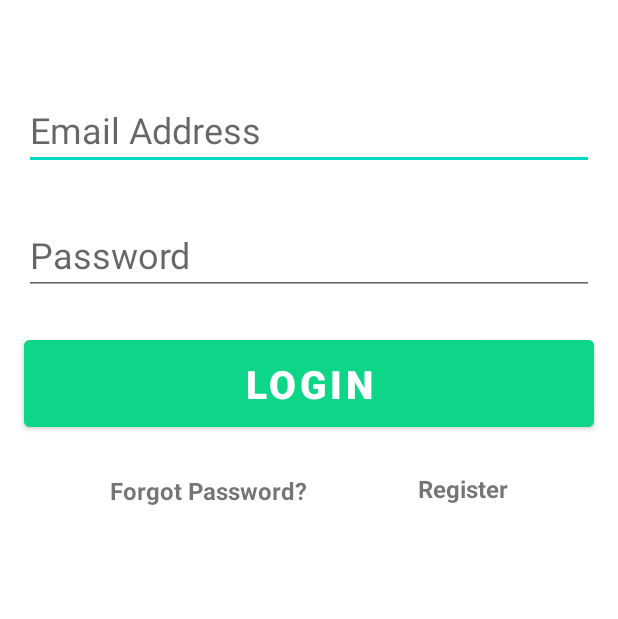
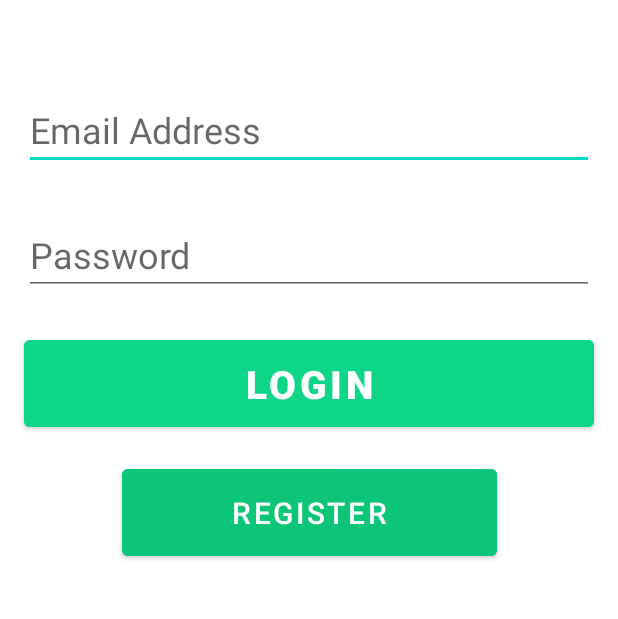
Before and after one commit to dangvq-daniel/hr-manager, an Android app: the screen it shows after launch (MainActivity), on a phone screen of 412 x 824 dp, the part 207-826 px from its top. Run offline under Robolectric (Android 15) with nearby library versions, the phone set to English and light mode, and no system bars.

```diff
--- a/app/src/main/java/com/alfuvedan/hrmanager/MainActivity.java
+++ b/app/src/main/java/com/alfuvedan/hrmanager/MainActivity.java
@@ -16,8 +16,8 @@ public class MainActivity extends AppCompatActivity {
     protected void onCreate(Bundle savedInstanceState) {
         super.onCreate(savedInstanceState);
         setContentView(R.layout.activity_main);
-        editTextEmail = (EditText) findViewById(R.id.email);
-        editTextPassword = (EditText) findViewById(R.id.password);
+        editTextEmail = findViewById(R.id.email);
+        editTextPassword = findViewById(R.id.password);
         LoginInfoSaver.loginAdd(new LoginInfo("timhortons@icecap.com","timbits"));
         LoginInfoSaver.loginAdd(new LoginInfo("burgerking@bestburger.com","justjkitsucks"));
 
@@ -49,8 +49,12 @@ public class MainActivity extends AppCompatActivity {
             return;
         }
 
-        if (!LoginInfoSaver.loginVerify(new LoginInfo(email,password))){
+        if (!LoginInfoSaver.loginVerify(new LoginInfo(email,password))) {
             Toast.makeText(this,"Incorrect email or password",Toast.LENGTH_SHORT).show();
         }
     }
+
+    public void goToRegisterActivity(View view) {
+
+    }
 }
--- a/app/src/main/java/com/alfuvedan/hrmanager/data/Employee.java
+++ b/app/src/main/java/com/alfuvedan/hrmanager/data/Employee.java
@@ -26,7 +26,7 @@ public class Employee implements Comparable<Employee>, ISavableData {
     }
 
     public Employee(String[] csvRow) {
-        if(csvRow.length != this.getSaveData().length)
+        if(csvRow.length != 7)
             throw new IllegalArgumentException(String.format(Locale.ROOT,
                     "There may only be %d entries in this row (Found %d)",
                     this.getSaveData().length, csvRow.length));
--- a/app/src/main/res/layout/activity_main.xml
+++ b/app/src/main/res/layout/activity_main.xml
@@ -67,38 +67,6 @@
         app:layout_constraintStart_toStartOf="parent"
         app:layout_constraintTop_toBottomOf="@+id/password" />
 
-    <TextView
-        android:id="@+id/forgotPassword"
-        android:layout_width="wrap_content"
-        android:layout_height="wrap_content"
-        android:layout_marginTop="25dp"
-        android:clickable="true"
-        android:focusable="auto"
-        android:focusableInTouchMode="true"
-        android:text="@string/forgot_passwd"
-        android:textSize="16sp"
-        android:textStyle="bold"
-        app:layout_constraintEnd_toStartOf="@+id/register"
-        app:layout_constraintHorizontal_bias="0.5"
-        app:layout_constraintStart_toStartOf="parent"
-        app:layout_constraintTop_toBottomOf="@+id/signIn" />
-
-
-    <TextView
-        android:id="@+id/register"
-        android:layout_width="wrap_content"
-        android:layout_height="wrap_content"
-        android:layout_marginTop="24dp"
-        android:clickable="true"
-        android:focusable="auto"
-        android:focusableInTouchMode="true"
-        android:text="@string/register"
-        android:textSize="16sp"
-        android:textStyle="bold"
-        app:layout_constraintEnd_toEndOf="parent"
-        app:layout_constraintHorizontal_bias="0.5"
-        app:layout_constraintStart_toEndOf="@+id/forgotPassword"
-        app:layout_constraintTop_toBottomOf="@+id/signIn" />
 
     <ProgressBar
         android:id="@+id/progressBar"
@@ -113,5 +81,17 @@
         app:layout_constraintTop_toTopOf="parent"
         tools:ignore="MissingConstraints" />
 
+    <Button
+        android:id="@+id/register"
+        android:layout_width="250dp"
+        android:layout_height="70dp"
+        android:layout_marginTop="16dp"
+        android:backgroundTint="#0DC578"
+        android:text="@string/register"
+        android:textSize="20sp"
+        app:layout_constraintEnd_toEndOf="parent"
+        app:layout_constraintStart_toStartOf="parent"
+        app:layout_constraintTop_toBottomOf="@+id/signIn" />
+
 
 </androidx.constraintlayout.widget.ConstraintLayout>
```
Also changed, not shown: app/src/main/res/layout/activity_register_user.xml (+6 -21 lines).
